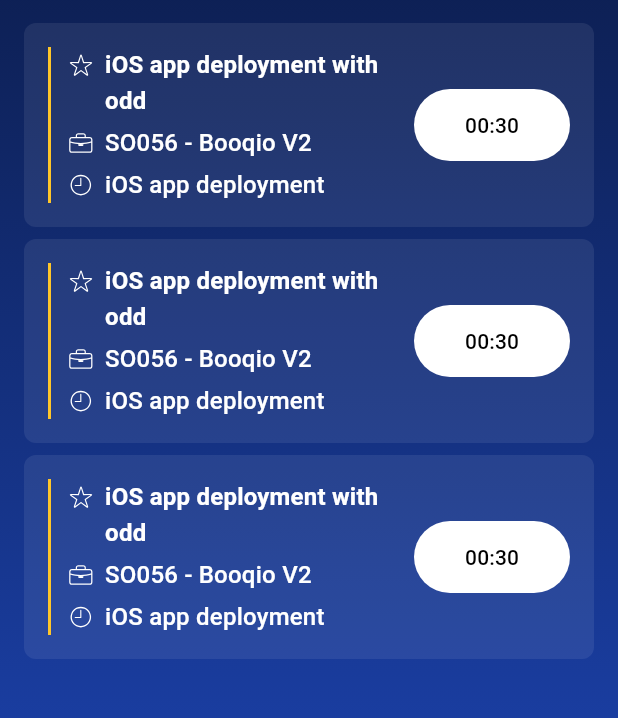
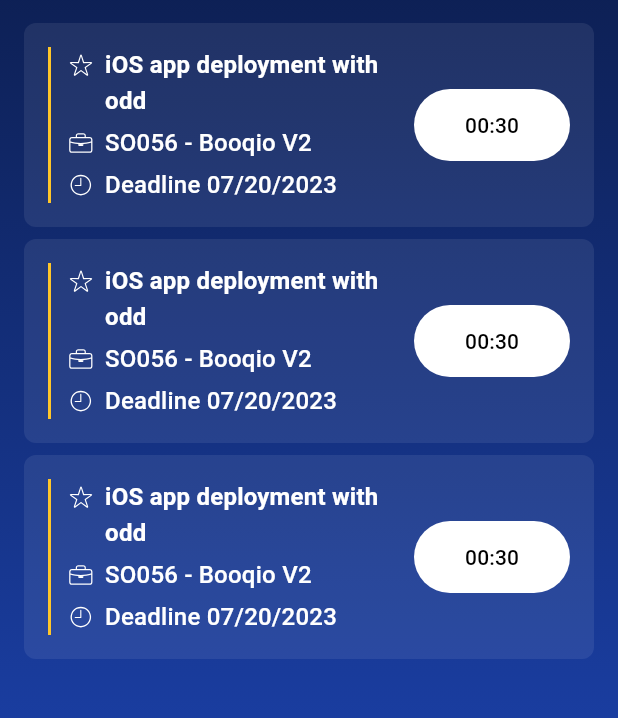
Before and after one commit to filipepatricio/odoo_timesheets, a Flutter app: the screen it shows after launch, on a phone screen of 412 x 824 dp, the part 85-803 px from its top. Run offline on Flutter 3.47's test engine with Material 3 defaults, Android fonts, the phone set to English and light mode, and no system bars; our stand-ins replace equatable.

Commit message:
Create TaskTimer model

```diff
--- /dev/null
+++ b/lib/models/task_timer.dart
@@ -0,0 +1,30 @@
+import 'package:equatable/equatable.dart';
+
+class TaskTimer extends Equatable {
+  TaskTimer({
+    required this.task,
+    required this.project,
+    this.duration,
+    this.description,
+    this.isFavourite,
+  }) {
+    isFavourite = isFavourite ?? false;
+  }
+
+  final String task;
+  final String project;
+
+  final int? duration;
+  final String? description;
+
+  bool? isFavourite;
+
+  @override
+  List<Object?> get props => [
+        task,
+        project,
+        duration,
+        description,
+        isFavourite,
+      ];
+}
--- a/lib/presentation/screens/timesheets_screen.dart
+++ b/lib/presentation/screens/timesheets_screen.dart
@@ -1,4 +1,5 @@
 import 'package:flutter/material.dart';
+import 'package:odoo_apexive/models/task_timer.dart';
 import 'package:odoo_apexive/presentation/styles/app_dimens.dart';
 import 'package:odoo_apexive/presentation/widgets/gradient_background.dart';
 import 'package:odoo_apexive/presentation/widgets/main_app_bar.dart';
@@ -19,7 +20,12 @@ class TimesheetsScreen extends StatelessWidget {
         minimum: const EdgeInsets.all(AppDimens.m),
         child: ListView.separated(
           itemCount: 3,
-          itemBuilder: (context, index) => const TimerCard(),
+          itemBuilder: (context, index) => TimerCard(
+            taskTimer: TaskTimer(
+              project: "iOS app deployment with odd",
+              task: "SO056 - Booqio V2",
+            ),
+          ),
           separatorBuilder: (context, index) => const SizedBox(
             height: AppDimens.s,
           ),
--- a/lib/presentation/widgets/timer_card.dart
+++ b/lib/presentation/widgets/timer_card.dart
@@ -1,12 +1,16 @@
 import 'package:flutter_svg/flutter_svg.dart';
 import 'package:flutter/material.dart';
+import 'package:odoo_apexive/models/task_timer.dart';
 import 'package:odoo_apexive/presentation/styles/app_dimens.dart';
 import 'package:odoo_apexive/presentation/styles/vector_graphics.dart';
 
 class TimerCard extends StatelessWidget {
   const TimerCard({
     super.key,
+    required this.taskTimer,
   });
+
+  final TaskTimer taskTimer;
 
   @override
   Widget build(BuildContext context) {
@@ -31,7 +35,7 @@ class TimerCard extends StatelessWidget {
                   _CardTextLine(
                     svgIconPath: AppVectorGraphics.starBorderOutlined,
                     text: Text(
-                      'iOS app deployment with odd',
+                      taskTimer.project,
                       style: Theme.of(context)
                           .textTheme
                           .titleMedium!
@@ -42,7 +46,7 @@ class TimerCard extends StatelessWidget {
                   _CardTextLine(
                     svgIconPath: AppVectorGraphics.suitcaseBorderOutlined,
                     text: Text(
-                      'SO056 - Booqio V2',
+                      taskTimer.task,
                       style: Theme.of(context).textTheme.titleMedium,
                     ),
                   ),
@@ -50,7 +54,7 @@ class TimerCard extends StatelessWidget {
                   _CardTextLine(
                     svgIconPath: AppVectorGraphics.clockBorderOutlined,
                     text: Text(
-                      'iOS app deployment',
+                      'Deadline 07/20/2023',
                       style: Theme.of(context).textTheme.titleMedium,
                     ),
                   ),
```
